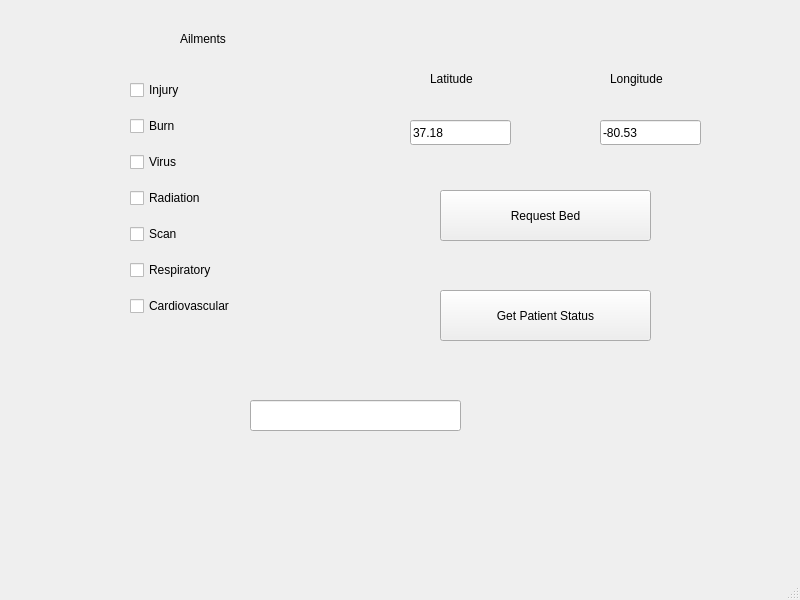
Qt form doctorwindow.ui (braeden-muller/hospitalBeds) before a commit.
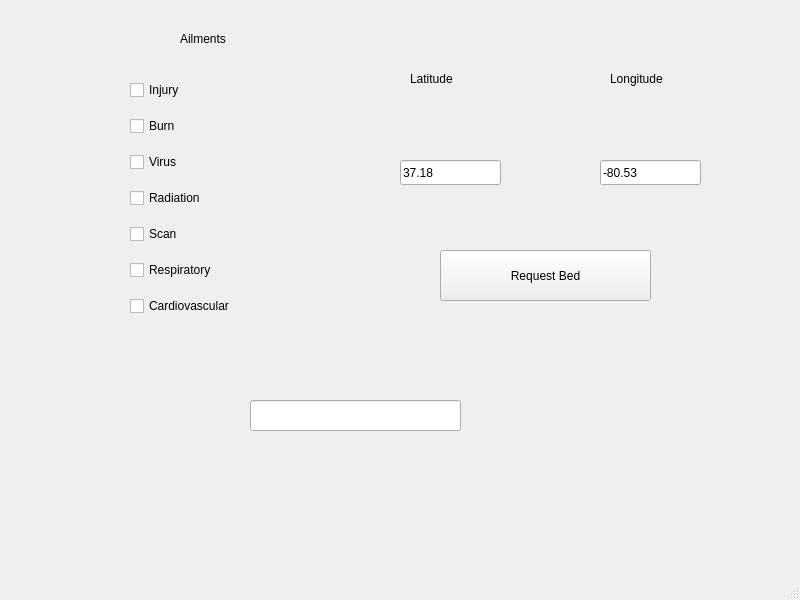
The same form after that commit.

Commit message: Added polling of patients to doctor window

Diff of the .ui file:
```diff
--- a/doctorwindow.ui
+++ b/doctorwindow.ui
@@ -21,7 +21,7 @@
     <property name="geometry">
      <rect>
       <x>440</x>
-      <y>190</y>
+      <y>250</y>
       <width>211</width>
       <height>51</height>
      </rect>
@@ -120,9 +120,9 @@
    <widget class="QLabel" name="latitudeLabel">
     <property name="geometry">
      <rect>
-      <x>430</x>
+      <x>410</x>
       <y>70</y>
-      <width>67</width>
+      <width>101</width>
       <height>17</height>
      </rect>
     </property>
@@ -135,7 +135,7 @@
      <rect>
       <x>610</x>
       <y>70</y>
-      <width>71</width>
+      <width>101</width>
       <height>17</height>
      </rect>
     </property>
@@ -146,8 +146,8 @@
    <widget class="QLineEdit" name="latitudeLineEdit">
     <property name="geometry">
      <rect>
-      <x>410</x>
-      <y>120</y>
+      <x>400</x>
+      <y>160</y>
       <width>101</width>
       <height>25</height>
      </rect>
@@ -160,7 +160,7 @@
     <property name="geometry">
      <rect>
       <x>600</x>
-      <y>120</y>
+      <y>160</y>
       <width>101</width>
       <height>25</height>
      </rect>
@@ -169,19 +169,6 @@
      <string>-80.53</string>
     </property>
    </widget>
-   <widget class="QPushButton" name="getPatients">
-    <property name="geometry">
-     <rect>
-      <x>440</x>
-      <y>290</y>
-      <width>211</width>
-      <height>51</height>
-     </rect>
-    </property>
-    <property name="text">
-     <string>Get Patient Status</string>
-    </property>
-   </widget>
   </widget>
   <widget class="QMenuBar" name="menubar">
    <property name="geometry">
```
The commit also changes 2 other files.
